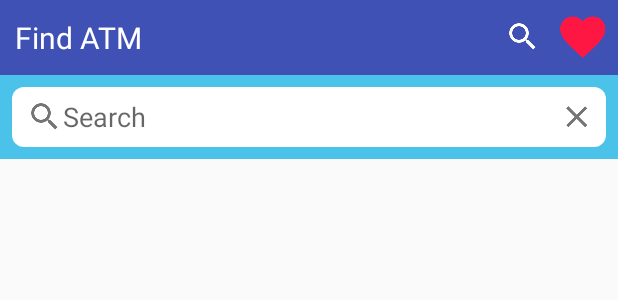
After one commit to at-nhanphan/ATMLocation, an Android app: the layout header_bar.xml on its own in the app's theme, with its tools: preview values and no code run, on a phone screen of 412 x 824 dp. The commit adds this screen. Shown: the top 300 px of the screen. Run offline under Robolectric (Android 15) with nearby library versions, the light colour scheme and no system bars.

Commit message:
have bug at search item

```diff
--- a/app/src/main/java/com/example/admin/findatm/fragments/FavoriteFragment.java
+++ b/app/src/main/java/com/example/admin/findatm/fragments/FavoriteFragment.java
@@ -78,7 +78,7 @@ public class FavoriteFragment extends Fragment implements MyOnClickListener, MyO
     @Override
     public void onTextChange(String newText) {
         if (mAdapter != null) {
-            mAdapter.getFilter().filter(newText);
+//            mAdapter.getValueFilter().filter(newText);
         }
     }
 }
--- /dev/null
+++ b/app/src/main/res/layout/header_bar.xml
@@ -0,0 +1,43 @@
+<?xml version="1.0" encoding="utf-8"?>
+<LinearLayout xmlns:android="http://schemas.android.com/apk/res/android"
+    android:layout_width="match_parent"
+    android:layout_height="wrap_content"
+    android:background="@color/colorPrimary"
+    android:orientation="vertical">
+
+    <RelativeLayout
+        android:id="@+id/rlHeader"
+        android:layout_width="match_parent"
+        android:layout_height="50dp">
+
+        <TextView
+            android:layout_width="wrap_content"
+            android:layout_height="wrap_content"
+            android:layout_centerVertical="true"
+            android:layout_marginLeft="10dp"
+            android:text="@string/app_name"
+            android:textColor="@android:color/white"
+            android:textSize="20sp" />
+
+        <ImageView
+            android:id="@+id/imgSearch"
+            android:layout_width="wrap_content"
+            android:layout_height="wrap_content"
+            android:layout_centerVertical="true"
+            android:layout_toLeftOf="@+id/imgSwipe"
+            android:background="@drawable/ic_search_white_24dp" />
+
+        <ImageView
+            android:id="@+id/imgSwipe"
+            android:layout_width="wrap_content"
+            android:layout_height="wrap_content"
+            android:layout_alignParentRight="true"
+            android:layout_centerVertical="true"
+            android:layout_marginLeft="10dp"
+            android:layout_marginRight="5dp"
+            android:background="@drawable/ic_favorite_red_a400_36dp" />
+    </RelativeLayout>
+
+    <include
+        layout="@layout/item_search" />
+</LinearLayout>
--- /dev/null
+++ b/app/src/main/res/layout/item_search.xml
@@ -0,0 +1,31 @@
+<?xml version="1.0" encoding="utf-8"?>
+<RelativeLayout xmlns:android="http://schemas.android.com/apk/res/android"
+    android:id="@+id/rlSearch"
+    android:layout_width="match_parent"
+    android:layout_height="wrap_content"
+    android:background="@color/colorSearchView">
+
+    <EditText
+        android:id="@+id/edtSearch"
+        android:layout_width="match_parent"
+        android:layout_height="40dp"
+        android:layout_margin="8dp"
+        android:background="@drawable/bg_white_rounded"
+        android:drawableLeft="@drawable/ic_search_grey_600_24dp"
+        android:ellipsize="end"
+        android:hint="@string/search_hint"
+        android:inputType="text"
+        android:maxLines="1"
+        android:paddingLeft="10dp"
+        android:paddingRight="40dp"
+        android:textSize="18sp" />
+
+    <ImageView
+        android:id="@+id/imgDelete"
+        android:layout_width="wrap_content"
+        android:layout_height="wrap_content"
+        android:layout_alignParentRight="true"
+        android:layout_centerVertical="true"
+        android:layout_marginRight="15dp"
+        android:src="@drawable/ic_close_grey_600_24dp" />
+</RelativeLayout>
```
Also changed, not shown: app/src/main/java/com/example/admin/findatm/activities/MainActivity.java (+86 -52 lines), app/src/main/java/com/example/admin/findatm/adapters/ATMListAdapter.java (+13 -17 lines), app/src/main/java/com/example/admin/findatm/adapters/ListBankAdapter.java (+6 -5 lines), app/src/main/java/com/example/admin/findatm/fragments/HomeFragment.java (+8 -8 lines), app/src/main/res/layout/activity_list.xml (+1 -29 lines), app/src/main/res/layout/activity_main.xml (+4 -8 lines).
